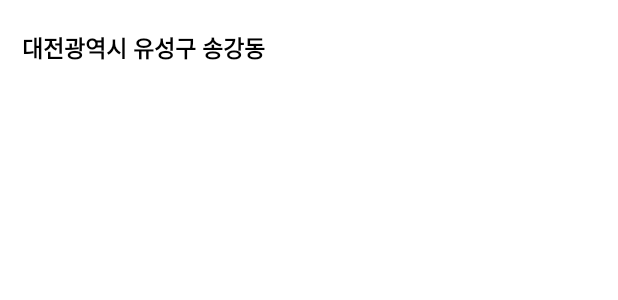
After one commit to sangwon95/NewFinedust, an Android app: the layout search_list_item.xml on its own in the app's theme, with its tools: preview values and no code run, on a phone screen of 412 x 824 dp. The commit adds this screen. Shown: the top 300 px of the screen. Run offline under Robolectric (Android 15) with nearby library versions, the phone set to English and light mode, and no system bars; network calls fail.

Commit message:
search bar 구현

```diff
--- a/app/src/main/java/com/tobie/newfinedust/MainActivity.kt
+++ b/app/src/main/java/com/tobie/newfinedust/MainActivity.kt
@@ -120,12 +120,12 @@ class MainActivity : AppCompatActivity(), OnClickListener, RoomListener, IntentL
         // 미세먼지 수치 수신
         viewModel.dustCombinedData.observe(this) {
             Log.d(TAG, it.toString())
-            var dustCombinedItemList: ArrayList<DustCombinedData> = arrayListOf(it, it, it)
+            val dustCombinedItemList: ArrayList<DustCombinedData> = arrayListOf(it, it, it)
 
             // ViewPager2
             adapter = ViewPager2Adapter(dustCombinedItemList, this, address, this, this)
             binding.viewPager2.adapter = adapter // 어뎁터 생성
-            binding.viewPager2.orientation = ViewPager2.ORIENTATION_HORIZONTAL // 가로 방향 스크롤
+            binding.viewPager2.orientation = ViewPager2.ORIENTATION_HORIZONTAL // 가로 방향 스크
         }
 
 
--- a/app/src/main/java/com/tobie/newfinedust/adapter/RemainAdapter.kt
+++ b/app/src/main/java/com/tobie/newfinedust/adapter/RemainAdapter.kt
@@ -9,7 +9,7 @@ import com.tobie.newfinedust.R
 import com.tobie.newfinedust.models.Remain
 
 class RemainAdapter(remainList: ArrayList<Remain>) : RecyclerView.Adapter<RemainAdapter.ViewHolder>() {
-    var dataList: ArrayList<Remain> = remainList
+    private var dataList: ArrayList<Remain> = remainList
 
     inner class ViewHolder(view: View) : RecyclerView.ViewHolder(view) {
         val txtTitle: TextView = view.findViewById(R.id.tv_title)
--- /dev/null
+++ b/app/src/main/java/com/tobie/newfinedust/models/AddressData.kt
@@ -0,0 +1,3 @@
+package com.tobie.newfinedust.models
+
+data class AddressData(val address: String)
--- /dev/null
+++ b/app/src/main/res/layout/search_list_item.xml
@@ -0,0 +1,24 @@
+<?xml version="1.0" encoding="utf-8"?>
+<androidx.constraintlayout.widget.ConstraintLayout
+    xmlns:android="http://schemas.android.com/apk/res/android"
+    xmlns:app="http://schemas.android.com/apk/res-auto"
+    android:layout_width="match_parent"
+    android:layout_height="60dp">
+
+    <TextView
+        android:id="@+id/tv_searchAddress"
+        android:layout_width="wrap_content"
+        android:layout_height="20dp"
+        android:gravity="center"
+        android:text="대전광역시 유성구 송강동"
+        android:textColor="@color/black"
+        android:textSize="15sp"
+        android:textStyle="bold"
+        app:layout_constraintBottom_toBottomOf="parent"
+        app:layout_constraintEnd_toEndOf="parent"
+        app:layout_constraintHorizontal_bias="0.059"
+        app:layout_constraintStart_toStartOf="parent"
+        app:layout_constraintTop_toTopOf="parent" />
+
+
+</androidx.constraintlayout.widget.ConstraintLayout>
```
Also changed, not shown: app/src/main/java/com/tobie/newfinedust/SearchActivity.kt (+32 -1 lines), app/src/main/java/com/tobie/newfinedust/adapter/SearchListAdapter.kt (added, +39 -0 lines), app/src/main/java/com/tobie/newfinedust/viewmodels/SearchViewModel.kt (+7 -3 lines), app/src/main/res/drawable/drawable_left_image_customise.xml (added, +9 -0 lines), app/src/main/res/layout/activity_search.xml (+44 -1 lines), app/src/main/res/drawable/iconfinder_search3.png (added).
